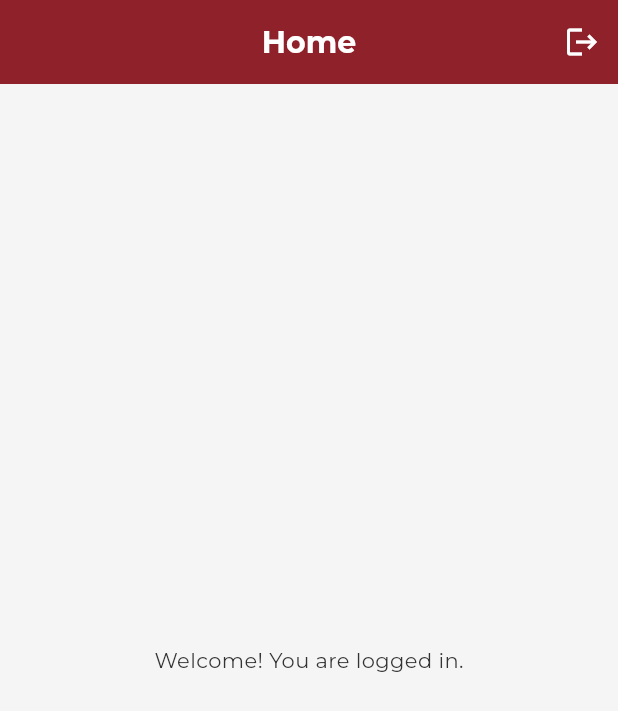
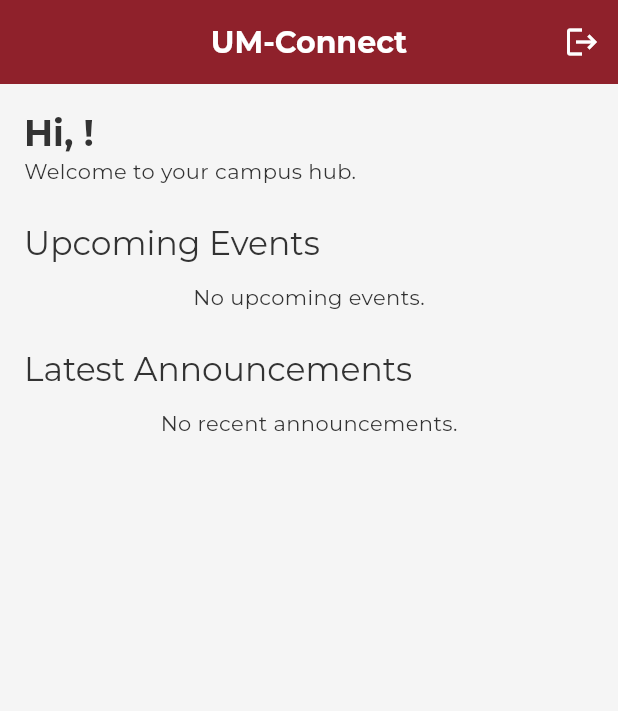
Before and after one commit to Dev-Aziii/um_connect, a Flutter app: the screen it shows once a user with an empty profile is signed in, after a tap on the "logout" icon, on a phone screen of 412 x 824 dp. Shown: the top 711 px of the screen. Run offline on Flutter 3.47's test engine with Material 3 defaults, Android fonts, the light colour scheme and no system bars; our stand-ins replace cloud_firestore, firebase_auth, firebase_core, flutter_riverpod, go_router, google_fonts; accounts and stored records are empty.

Commit message:
Add announcement and event models, repositories, and UI components

```diff
--- /dev/null
+++ b/lib/features/announcements/services/announcements_repository.dart
@@ -0,0 +1,26 @@
+import 'package:cloud_firestore/cloud_firestore.dart';
+import 'package:um_connect/features/announcements/models/announcement_model.dart';
+
+/// Handles all database operations related to announcements.
+class AnnouncementsRepository {
+  final FirebaseFirestore _firestore = FirebaseFirestore.instance;
+
+  /// Fetches the most recent announcements from Firestore.
+  /// It orders them by timestamp and limits the result to 10.
+  Future<List<Announcement>> getRecentAnnouncements() async {
+    try {
+      final snapshot = await _firestore
+          .collection('announcements')
+          .orderBy('date', descending: false)
+          .limit(10)
+          .get();
+
+      return snapshot.docs
+          .map((doc) => Announcement.fromFirestore(doc))
+          .toList();
+    } catch (e) {
+      print('Error fetching recent announcements: $e');
+      return [];
+    }
+  }
+}
--- /dev/null
+++ b/lib/features/events/models/event_model.dart
@@ -0,0 +1,29 @@
+import 'package:cloud_firestore/cloud_firestore.dart';
+
+class Event {
+  final String id;
+  final String title;
+  final String imageUrl;
+  final DateTime date;
+  final String venue;
+
+  Event({
+    required this.id,
+    required this.title,
+    required this.imageUrl,
+    required this.date,
+    required this.venue,
+  });
+
+  /// Factory constructor to create an Event from a Firestore document.
+  factory Event.fromFirestore(DocumentSnapshot doc) {
+    Map<String, dynamic> data = doc.data() as Map<String, dynamic>;
+    return Event(
+      id: doc.id,
+      title: data['title'],
+      imageUrl: data['imageUrl'] ?? '',
+      date: (data['date'] as Timestamp).toDate(),
+      venue: data['venue'] ?? 'No Venue',
+    );
+  }
+}
--- /dev/null
+++ b/lib/features/events/services/events_repository.dart
@@ -0,0 +1,25 @@
+import 'package:cloud_firestore/cloud_firestore.dart';
+import 'package:um_connect/features/events/models/event_model.dart';
+
+/// Handles all database operations related to events.
+class EventsRepository {
+  final FirebaseFirestore _firestore = FirebaseFirestore.instance;
+
+  /// Fetches a list of upcoming events from Firestore.
+  /// It only gets events where the date is in the future and limits the result to 10.
+  Future<List<Event>> getUpcomingEvents() async {
+    try {
+      final snapshot = await _firestore
+          .collection('events')
+          .where('date', isGreaterThanOrEqualTo: Timestamp.now())
+          .orderBy('date', descending: false)
+          .limit(10)
+          .get();
+
+      return snapshot.docs.map((doc) => Event.fromFirestore(doc)).toList();
+    } catch (e) {
+      print('Error fetching upcoming events: $e');
+      return [];
+    }
+  }
+}
--- a/lib/features/home/screens/home_screen.dart
+++ b/lib/features/home/screens/home_screen.dart
@@ -1,31 +1,68 @@
 import 'package:flutter/material.dart';
 import 'package:flutter_riverpod/flutter_riverpod.dart';
+import 'package:um_connect/features/home/widgets/latest_announcements_list.dart';
+import 'package:um_connect/features/home/widgets/upcoming_events_carousel.dart';
 import 'package:um_connect/providers/auth_provider.dart';
 
-// We change this to a `ConsumerWidget` so we can access Riverpod's `ref`.
 class HomeScreen extends ConsumerWidget {
   const HomeScreen({super.key});
 
   @override
   Widget build(BuildContext context, WidgetRef ref) {
+    // We get the current user's display name to show in the greeting.
+    // In a real app, you'd fetch this from their user profile.
+    final user = ref.watch(authStateChangesProvider).value;
+    final displayName = user?.email?.split('@')[0] ?? 'User';
+
     return Scaffold(
       appBar: AppBar(
-        title: const Text('Home'),
-        // Add an actions list for buttons on the right side of the app bar.
+        title: const Text('UM-Connect'),
         actions: [
+          // The logout button
           IconButton(
             icon: const Icon(Icons.logout),
-            tooltip: 'Logout',
-            onPressed: () {
-              // Read the repository from the provider and call the signOut method.
-              ref.read(authRepositoryProvider).signOut();
-              // After this runs, the authStateChangesProvider will emit `null`,
-              // and the logic in SplashScreen will automatically navigate back to /login.
+            onPressed: () async {
+              await ref.read(authRepositoryProvider).signOut();
             },
           ),
         ],
       ),
-      body: const Center(child: Text('Welcome! You are logged in.')),
+      // Use a ListView for scrollable content
+      body: ListView(
+        padding: const EdgeInsets.all(16.0),
+        children: [
+          // --- Greeting Section ---
+          Text(
+            'Hi, $displayName!',
+            style: Theme.of(
+              context,
+            ).textTheme.headlineSmall?.copyWith(fontWeight: FontWeight.bold),
+          ),
+          Text(
+            'Welcome to your campus hub.',
+            style: Theme.of(context).textTheme.bodyMedium,
+          ),
+          const SizedBox(height: 24),
+
+          // --- Upcoming Events Section ---
+          Text(
+            'Upcoming Events',
+            style: Theme.of(context).textTheme.titleLarge,
+          ),
+          const SizedBox(height: 12),
+          const UpcomingEventsCarousel(), // Our custom widget for events
+
+          const SizedBox(height: 24),
+
+          // --- Latest Announcements Section ---
+          Text(
+            'Latest Announcements',
+            style: Theme.of(context).textTheme.titleLarge,
+          ),
+          const SizedBox(height: 12),
+          const LatestAnnouncementsList(), // Our custom widget for announcements
+        ],
+      ),
     );
   }
 }
--- /dev/null
+++ b/lib/features/home/widgets/latest_announcements_list.dart
@@ -0,0 +1,46 @@
+import 'package:flutter/material.dart';
+import 'package:flutter_riverpod/flutter_riverpod.dart';
+import 'package:intl/intl.dart';
+import 'package:um_connect/providers/announcements_provider.dart';
+
+class LatestAnnouncementsList extends ConsumerWidget {
+  const LatestAnnouncementsList({super.key});
+
+  @override
+  Widget build(BuildContext context, WidgetRef ref) {
+    final announcementsAsyncValue = ref.watch(recentAnnouncementsProvider);
+
+    return announcementsAsyncValue.when(
+      data: (announcements) {
+        if (announcements.isEmpty) {
+          return const Center(child: Text('No recent announcements.'));
+        }
+        // Use ListView.separated to add dividers between items
+        return ListView.separated(
+          shrinkWrap: true, // Important inside another scroll view
+          physics: const NeverScrollableScrollPhysics(), // Let parent scroll
+          itemCount: announcements.length,
+          itemBuilder: (context, index) {
+            final announcement = announcements[index];
+            return Card(
+              child: ListTile(
+                title: Text(announcement.title),
+                subtitle: Text(
+                  'Posted on ${DateFormat.yMMMd().format(announcement.timestamp)}',
+                ),
+                trailing: const Icon(Icons.arrow_forward_ios),
+                onTap: () {
+                  // To do Later, this will navigate to an announcement detail screen
+                },
+              ),
+            );
+          },
+          separatorBuilder: (context, index) => const SizedBox(height: 8),
+        );
+      },
+      loading: () => const Center(child: CircularProgressIndicator()),
+      error: (err, stack) =>
+          const Center(child: Text('Could not load announcements.')),
+    );
+  }
+}
--- /dev/null
+++ b/lib/features/home/widgets/upcoming_events_carousel.dart
@@ -0,0 +1,89 @@
+import 'package:flutter/material.dart';
+import 'package:flutter_riverpod/flutter_riverpod.dart';
+import 'package:intl/intl.dart';
+import 'package:um_connect/providers/events_provider.dart';
+
+class UpcomingEventsCarousel extends ConsumerWidget {
+  const UpcomingEventsCarousel({super.key});
+
+  @override
+  Widget build(BuildContext context, WidgetRef ref) {
+    final eventsAsyncValue = ref.watch(upcomingEventsProvider);
+
+    return eventsAsyncValue.when(
+      data: (events) {
+        if (events.isEmpty) {
+          return const Center(child: Text('No upcoming events.'));
+        }
+        return SizedBox(
+          height: 200,
+          child: ListView.builder(
+            scrollDirection: Axis.horizontal,
+            itemCount: events.length,
+            itemBuilder: (context, index) {
+              final event = events[index];
+              return Card(
+                margin: const EdgeInsets.only(right: 16.0),
+                clipBehavior: Clip.antiAlias,
+                shape: RoundedRectangleBorder(
+                  borderRadius: BorderRadius.circular(12),
+                ),
+                child: SizedBox(
+                  width: 250,
+                  child: Column(
+                    crossAxisAlignment: CrossAxisAlignment.start,
+                    children: [
+                      // Event Image
+                      Expanded(
+                        child: Container(
+                          color: Colors.grey.shade300,
+                          child: event.imageUrl.isNotEmpty
+                              ? Image.network(
+                                  event.imageUrl,
+                                  fit: BoxFit.cover,
+                                  width: double.infinity,
+                                  errorBuilder: (context, error, stackTrace) =>
+                                      const Icon(Icons.broken_image),
+                                )
+                              : const Icon(Icons.event),
+                        ),
+                      ),
+                      // Event Details
+                      Padding(
+                        padding: const EdgeInsets.all(8.0),
+                        child: Column(
+                          crossAxisAlignment: CrossAxisAlignment.start,
+                          children: [
+                            Text(
+                              event.title,
+                              style: Theme.of(context).textTheme.titleMedium,
+                              maxLines: 1,
+                              overflow: TextOverflow.ellipsis,
+                            ),
+                            const SizedBox(height: 4),
+                            Text(
+                              event.venue,
+                              style: Theme.of(context).textTheme.bodySmall,
+                            ),
+                            Text(
+                              // Format the date nicely using the intl package
+                              DateFormat.yMMMd().add_jm().format(event.date),
+                              style: Theme.of(context).textTheme.bodySmall,
+                            ),
+                          ],
+                        ),
+                      ),
+                    ],
+                  ),
+                ),
+              );
+            },
+          ),
+        );
+      },
+      loading: () => const Center(child: CircularProgressIndicator()),
+      error: (err, stack) =>
+          const Center(child: Text('Could not load events.')),
+    );
+  }
+}
--- /dev/null
+++ b/lib/providers/announcements_provider.dart
@@ -0,0 +1,16 @@
+import 'package:flutter_riverpod/flutter_riverpod.dart';
+import 'package:um_connect/features/announcements/models/announcement_model.dart';
+import 'package:um_connect/features/announcements/services/announcements_repository.dart';
+
+// Provider for the AnnouncementsRepository.
+final announcementsRepositoryProvider = Provider<AnnouncementsRepository>((
+  ref,
+) {
+  return AnnouncementsRepository();
+});
+
+// FutureProvider to fetch the list of recent announcements.
+final recentAnnouncementsProvider = FutureProvider<List<Announcement>>((ref) {
+  final repository = ref.watch(announcementsRepositoryProvider);
+  return repository.getRecentAnnouncements();
+});
--- /dev/null
+++ b/lib/providers/events_provider.dart
@@ -0,0 +1,15 @@
+import 'package:flutter_riverpod/flutter_riverpod.dart';
+import 'package:um_connect/features/events/models/event_model.dart';
+import 'package:um_connect/features/events/services/events_repository.dart';
+
+// Provider for the EventsRepository itself.
+final eventsRepositoryProvider = Provider<EventsRepository>((ref) {
+  return EventsRepository();
+});
+
+// FutureProvider to fetch the list of upcoming events.
+// The UI will watch this provider to get the data and handle loading/error states.
+final upcomingEventsProvider = FutureProvider<List<Event>>((ref) {
+  final repository = ref.watch(eventsRepositoryProvider);
+  return repository.getUpcomingEvents();
+});
--- a/pubspec.yaml
+++ b/pubspec.yaml
@@ -40,6 +40,7 @@ dependencies:
   flutter_riverpod: ^2.5.1
   cloud_firestore: ^6.0.3
   firebase_auth: ^6.1.1
+  intl: ^0.20.2
 
 dev_dependencies:
   flutter_test:
```
Also changed, not shown: lib/features/announcements/models/announcement_model.dart (added, +30 -0 lines), pubspec.lock.
